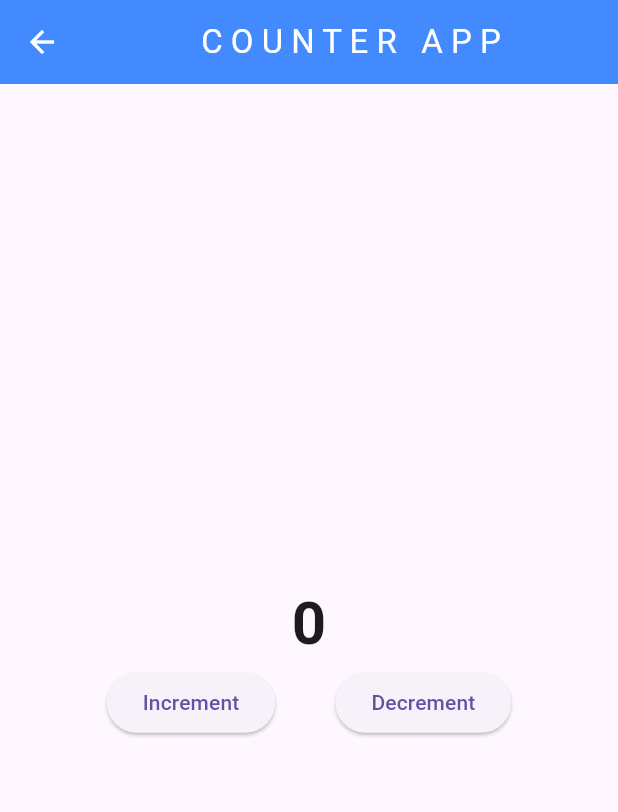
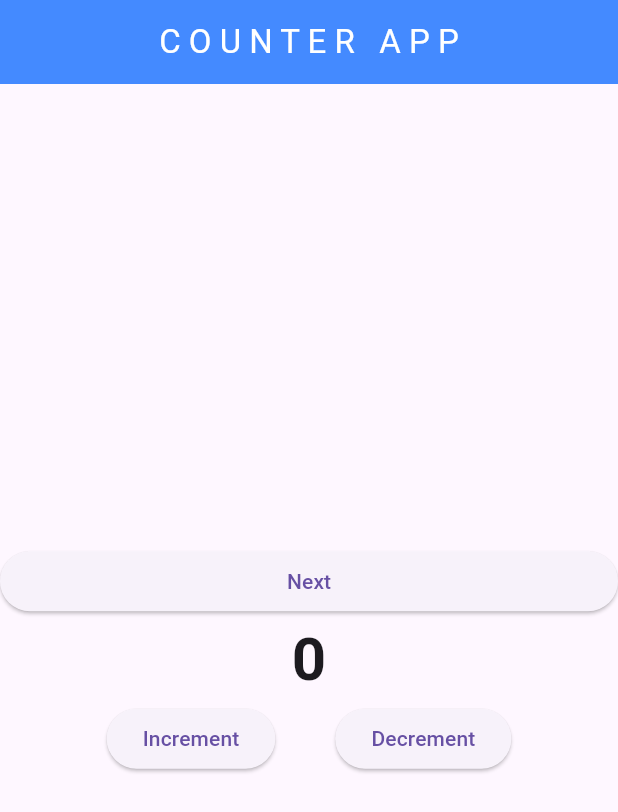
Before and after one commit to azanarib/Bloc-Tutorial, a Flutter app: the CounterApp screen opened directly, on a phone screen of 412 x 824 dp. Shown: the top 812 px of the screen. Run offline on Flutter 3.47's test engine with Material 3 defaults, Android fonts, the phone set to English and light mode, and no system bars; our stand-ins replace bloc, equatable, flutter_bloc, image_picker.

```diff
--- a/lib/UI/CounterScreen/view.dart
+++ b/lib/UI/CounterScreen/view.dart
@@ -1,6 +1,7 @@
 import 'package:bloc_tutorial/Bloc/Counter/counter_bloc.dart';
 import 'package:bloc_tutorial/Bloc/Counter/counter_events.dart';
 import 'package:bloc_tutorial/Bloc/Counter/counter_state.dart';
+import 'package:bloc_tutorial/UI/PostApiScreen/post_screen.dart';
 import 'package:flutter/material.dart';
 import 'package:flutter_bloc/flutter_bloc.dart';
 
@@ -12,6 +13,19 @@ class CounterApp extends StatefulWidget {
 }
 
 class _CounterAppState extends State<CounterApp> {
+  late CounterBloc _counterBloc;
+  @override
+  void initState() {
+    super.initState();
+    _counterBloc = CounterBloc();
+  }
+
+  @override
+  void dispose() {
+    _counterBloc.close();
+    super.dispose();
+  }
+
   @override
   Widget build(BuildContext context) {
     return Scaffold(
@@ -21,42 +35,66 @@ class _CounterAppState extends State<CounterApp> {
         title: Center(child: Text("C O U N T E R   A P P")),
       ),
       body: SafeArea(
+        child: BlocProvider(
+          create: (context) => _counterBloc,
           child: Column(
             mainAxisAlignment: MainAxisAlignment.center,
             crossAxisAlignment: CrossAxisAlignment.center,
             children: [
+              ElevatedButton(
+                onPressed: () {
+                  Navigator.push(
+                    context,
+                    MaterialPageRoute(builder: (context) => PostApiScreen()),
+                  );
+                },
+                child: Center(child: Text("Next")),
+              ),
               BlocBuilder<CounterBloc, CounterState>(
                 builder: (context, state) {
                   return Center(
                     child: Text(
                       state.counter.toString(),
-                    style: TextStyle(fontSize: 40, fontWeight: FontWeight.bold),
+                      style: TextStyle(
+                        fontSize: 40,
+                        fontWeight: FontWeight.bold,
+                      ),
                     ),
                   );
                 },
               ),
-
               Row(
                 mainAxisAlignment: MainAxisAlignment.center,
                 children: [
-                ElevatedButton(
+                  BlocBuilder<CounterBloc, CounterState>(
+                    buildWhen: (current, previous) => false,
+                    builder: (context, state) {
+                      return ElevatedButton(
                         onPressed: () {
                           context.read<CounterBloc>().add(IncrementCounter());
                         },
                         child: Center(child: Text("Increment")),
+                      );
+                    },
                   ),
                   SizedBox(width: 40),
-                ElevatedButton(
+                  BlocBuilder<CounterBloc, CounterState>(
+                    buildWhen: (current, previous) => false,
+                    builder: (context, state) {
+                      return ElevatedButton(
                         onPressed: () {
                           context.read<CounterBloc>().add(DecrementCounter());
                         },
                         child: Center(child: Text("Decrement")),
+                      );
+                    },
                   ),
                 ],
               ),
             ],
           ),
         ),
+      ),
     );
   }
 }
--- a/lib/UI/Favourite_App_Screen/favourite_screen.dart
+++ b/lib/UI/Favourite_App_Screen/favourite_screen.dart
@@ -3,7 +3,6 @@ import 'package:bloc_tutorial/Bloc/Favourite/favourite_events.dart';
 import 'package:bloc_tutorial/Bloc/Favourite/favourite_state.dart';
 import 'package:bloc_tutorial/Bloc/Models/favourite_items_model.dart';
 import 'package:bloc_tutorial/UI/Favourite_App_Screen/Widget/delete_button_widget.dart';
-import 'package:flutter/cupertino.dart';
 import 'package:flutter/material.dart';
 import 'package:flutter_bloc/flutter_bloc.dart';
 
--- a/lib/main.dart
+++ b/lib/main.dart
@@ -1,11 +1,10 @@
-import 'package:bloc_tutorial/Bloc/Counter/counter_bloc.dart';
 import 'package:bloc_tutorial/Bloc/Favourite/favourite_bloc.dart';
 import 'package:bloc_tutorial/Bloc/Image_picker_bloc/bloc.dart';
 import 'package:bloc_tutorial/Bloc/Post/post_bloc.dart';
 import 'package:bloc_tutorial/Bloc/Repo/favourite_repo.dart';
 import 'package:bloc_tutorial/Bloc/Switch/switch_bloc.dart';
 import 'package:bloc_tutorial/Bloc/Todo/todo_bloc.dart';
-import 'package:bloc_tutorial/UI/PostApiScreen/post_screen.dart';
+import 'package:bloc_tutorial/UI/CounterScreen/view.dart';
 import 'package:bloc_tutorial/Utils/image_picker_utils.dart';
 import 'package:flutter/material.dart';
 import 'package:flutter_bloc/flutter_bloc.dart';
@@ -21,14 +20,13 @@ class MyApp extends StatelessWidget {
   Widget build(BuildContext context) {
     return MultiBlocProvider(
       providers: [
-        BlocProvider(create: (_) => CounterBloc()),
         BlocProvider(create: (_) => SwitchBloc()),
         BlocProvider(create: (_) => ImagePickerBloc(ImagePickerUtils())),
         BlocProvider(create: (_) => TodoAppBloc()),
         BlocProvider(create: (_) => FavouriteBloc(FavouriteRepository())),
         BlocProvider(create: (_) => PostBloc()),
       ],
-      child: MaterialApp(title: "Post Api", home: PostApiScreen()),
+      child: MaterialApp(title: "Post Api", home: CounterApp()),
     );
   }
 }
```
Also changed, not shown: lib/Bloc/Models/PostModels/post_models.dart (+6 -6 lines). Lines whose indentation alone changed are shown as unchanged.
